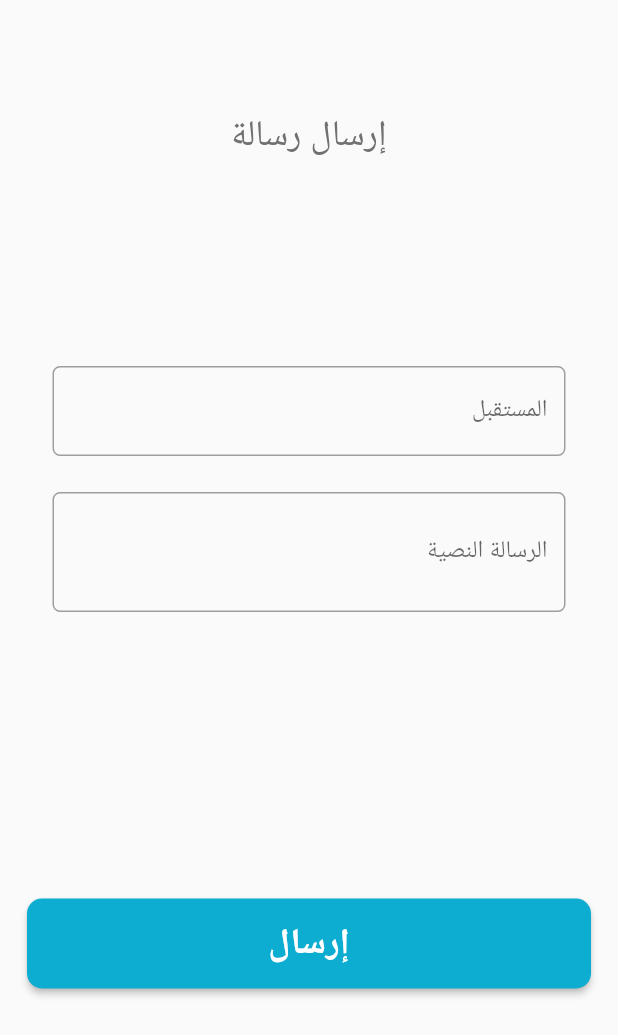
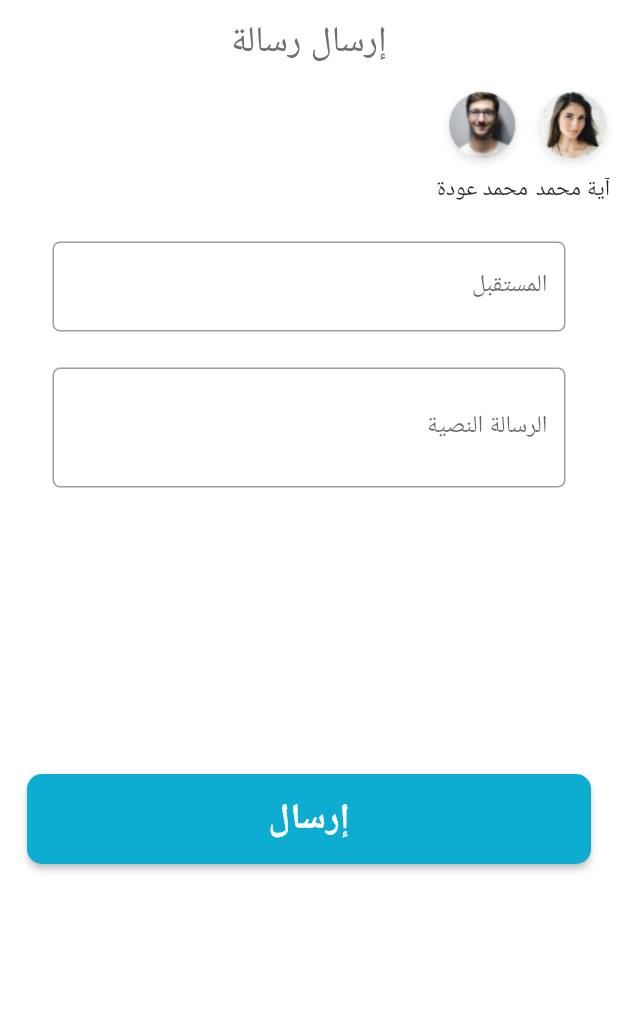
Before and after one commit to SuitlessStan/Leader, a Flutter app: the HomePage screen opened directly, after a tap on "إرسال رسالة", on a phone screen of 412 x 824 dp. Shown: the top 1035 px of the screen. Run offline on Flutter 3.47's test engine with Material 2 defaults, Android fonts, the phone set to English and light mode, and no system bars; our stand-ins replace google_fonts; Roboto replaces fonts that are missing (Calibri); project files that could hold a hidden picture were left out.

Commit message:
measurements adjusting

```diff
--- a/lib/screens/charge_balance.dart
+++ b/lib/screens/charge_balance.dart
@@ -29,7 +29,7 @@ class _ChargeBalanceState extends State<ChargeBalance> {
       body: SingleChildScrollView(
         child: Column(
           children: [
-            ContactNamesList(),
+            ContactsNamesList(),
             SizedBox(
               height: 56,
             ),
@@ -66,57 +66,55 @@ class _ChargeBalanceState extends State<ChargeBalance> {
   }
 }
 
-class ContactNamesList extends StatelessWidget {
-  const ContactNamesList({
-    Key key,
-  }) : super(key: key);
+// class ContactNamesList extends StatelessWidget {
+//   const ContactNamesList({
+//     Key key,
+//     this.contactNames,
+//     this.contactProfilePictures,
+//   }) : super(key: key);
+//   final List<String> contactNames;
+//   final List<String> contactProfilePictures;
 
-  @override
-  Widget build(BuildContext context) {
-    List<String> contactNames = [
-      'آية محمد',
-      'محمد عودة',
-    ];
-    List<String> contactProfilePictures = [
-      'assets/images/Aya_Mohammad.png',
-      'assets/images/Mohammad_Ouda.png',
-    ];
-    return Container(
-      //Contact names list
-      height: 50,
-      width: 477,
-      child: SingleChildScrollView(
-        scrollDirection: Axis.horizontal,
-        child: ListView.builder(
-          itemExtent: 30,
-          itemBuilder: (context, index) {
-            return Container(
-              height: 40,
-              width: 40,
-              child: Container(
-                child: Column(
-                  children: [
-                    Container(
-                      height: 30,
-                      width: 30,
-                      child:
-                          Image.asset(contactProfilePictures.elementAt(index)),
-                    ),
-                    Container(
-                      height: 10,
-                      width: 50,
-                      child: Text(contactNames.elementAt(index)),
-                    )
-                  ],
-                ),
-              ),
-            );
-          },
-        ),
-      ),
-    );
-  }
-}
+//   @override
+//   Widget build(BuildContext context) {
+//     return Container(
+//       //Contact names list
+//       height: 50,
+//       width: 477,
+//       child: SingleChildScrollView(
+//         scrollDirection: Axis.horizontal,
+//         child: ListView.builder(
+//           shrinkWrap: true,
+//           itemExtent: 30,
+//           itemCount: contactNames.length,
+//           itemBuilder: (context, index) {
+//             return Container(
+//               height: 40,
+//               width: 40,
+//               child: Container(
+//                 child: Column(
+//                   children: [
+//                     Container(
+//                       height: 30,
+//                       width: 30,
+//                       child:
+//                           Image.asset(contactProfilePictures.elementAt(index)),
+//                     ),
+//                     Container(
+//                       height: 10,
+//                       width: 50,
+//                       child: Text(contactNames.elementAt(index)),
+//                     )
+//                   ],
+//                 ),
+//               ),
+//             );
+//           },
+//         ),
+//       ),
+//     );
+//   }
+// }
 
 class BottomText extends StatelessWidget {
   const BottomText({
@@ -231,3 +229,60 @@ class PhoneNumberTextField extends StatelessWidget {
     );
   }
 }
+
+class Contact extends StatelessWidget {
+  final String contactName;
+  final String contactProfilePicture;
+
+  Contact({Key key, this.contactName, this.contactProfilePicture})
+      : super(key: key);
+
+  @override
+  Widget build(BuildContext context) {
+    return Column(
+      mainAxisSize: MainAxisSize.min,
+      children: [
+        CircleAvatar(
+          radius: 30,
+          backgroundImage: AssetImage(contactProfilePicture),
+          backgroundColor: Colors.white,
+        ),
+        Center(child: Text(contactName)),
+      ],
+    );
+  }
+}
+
+class ContactsNamesList extends StatelessWidget {
+  final List<Contact> contact = [
+    Contact(
+      contactName: 'آية محمد',
+      contactProfilePicture: 'assets/images/Aya_Mohammad.png',
+    ),
+    Contact(
+      contactName: 'محمد عودة',
+      contactProfilePicture: 'assets/images/Mohammad_Ouda.png',
+    ),
+  ];
+
+  @override
+  Widget build(BuildContext context) {
+    return Container(
+      color: Colors.white,
+      height: 89,
+      width: 477,
+      child: ListView.builder(
+        shrinkWrap: true,
+        itemCount: contact.length,
+        scrollDirection: Axis.horizontal,
+        itemBuilder: (context, index) {
+          return Contact(
+            contactName: contact.elementAt(index).contactName,
+            contactProfilePicture:
+                contact.elementAt(index).contactProfilePicture,
+          );
+        },
+      ),
+    );
+  }
+}
--- a/lib/screens/home.dart
+++ b/lib/screens/home.dart
@@ -12,39 +12,48 @@ class _HomePageState extends State<HomePage> {
   @override
   Widget build(BuildContext context) {
     return Scaffold(
-      // appBar: AppBar(
-      //     title: Text(
-      //   'ليدر',
-      //   style: TextStyle(
-      //     color: Colors.grey,
-      //     fontFamily: 'Calibri',
-      //     fontSize: 24,
-      //   ),
-      // )),
+      backgroundColor: Colors.white,
+      appBar: AppBar(
+        backgroundColor: Colors.white,
+        centerTitle: true,
+        elevation: 0,
+        title: Text(
+          'ليدر',
+          style: TextStyle(
+            color: leaderLogo,
+            fontSize: 24,
+            fontFamily: 'Calibri',
+          ),
+        ),
+      ),
       body: Column(
         children: [
-          SizedBox(
-            height: 42,
-          ),
-          Container(
-            //Leader top center text
-            height: 97,
-            width: 414,
-            child: Center(
-              child: Text(
-                "ليدر",
-                style: TextStyle(
-                  color: leaderLogo,
-                  fontFamily: 'Calibri',
-                  fontSize: 24,
-                ),
-              ),
-            ),
-          ),
+          // SizedBox(
+          //   height: 42,
+          // ),
+          // Container(
+          //   //Leader top center text
+          //   height: 97,
+          //   width: 414,
+          //   child: Center(
+          //     child: Text(
+          //       "ليدر",
+          //       style: TextStyle(
+          //         color: leaderLogo,
+          //         fontFamily: 'Calibri',
+          //         fontSize: 24,
+          //       ),
+          //     ),
+          //   ),
+          // ),
           SizedBox(height: 14),
           Container(
             height: 242,
             width: 378,
+            margin: EdgeInsets.only(
+              top: 70,
+              bottom: 338,
+            ),
             child: Column(
               children: [
                 Row(
--- a/lib/screens/send_texts.dart
+++ b/lib/screens/send_texts.dart
@@ -1,6 +1,7 @@
 import 'package:flutter/material.dart';
 import '../constans/constants.dart';
 import '../custom_widgets/custom_widgets.dart';
+import 'charge_balance.dart';
 
 class SendText extends StatefulWidget {
   @override
@@ -12,27 +13,41 @@ class _SendTextState extends State<SendText> {
   @override
   Widget build(BuildContext context) {
     return Scaffold(
-      body: Column(
-        children: [
-          SizedBox(
-            height: 42,
-          ),
-          Container(
-            //Send text top text
-            height: 97,
-            width: 414,
-            child: Center(
-              child: Text(
+      backgroundColor: Colors.white,
+      appBar: AppBar(
+        backgroundColor: Colors.white,
+        centerTitle: true,
+        elevation: 0,
+        title: Text(
           'إرسال رسالة',
           style: TextStyle(
+            color: leaderLogo,
+            fontSize: 24,
             fontFamily: 'Calibri',
-                  fontSize: 24,
-                  color: leaderLogo,
           ),
         ),
       ),
-          ),
-          ContactNamesList(contacts: contacts),
+      body: Column(
+        children: [
+          // SizedBox(
+          //   height: 42,
+          // ),
+          // Container(
+          //   //Send text top text
+          //   height: 97,
+          //   width: 414,
+          //   child: Center(
+          //     child: Text(
+          //       'إرسال رسالة',
+          //       style: TextStyle(
+          //         fontFamily: 'Calibri',
+          //         fontSize: 24,
+          //         color: leaderLogo,
+          //       ),
+          //     ),
+          //   ),
+          // ),
+          ContactsNamesList(),
           Container(
             // color: Colors.blue,
             //Two textfields container
@@ -70,7 +85,21 @@ class _SendTextState extends State<SendText> {
             ),
           ),
           // SizedBox(height: 15,)
-          Container(
+          SendButton()
+        ],
+      ),
+    );
+  }
+}
+
+class SendButton extends StatelessWidget {
+  const SendButton({
+    Key key,
+  }) : super(key: key);
+
+  @override
+  Widget build(BuildContext context) {
+    return Container(
       width: 378,
       height: 60,
       margin: EdgeInsets.only(
@@ -98,9 +127,6 @@ class _SendTextState extends State<SendText> {
             ),
           ),
         ),
-            ),
-          )
-        ],
       ),
     );
   }
```
Also changed, not shown: lib/setup/login_screen.dart (+65 -4 lines). Lines whose indentation alone changed are shown as unchanged.
